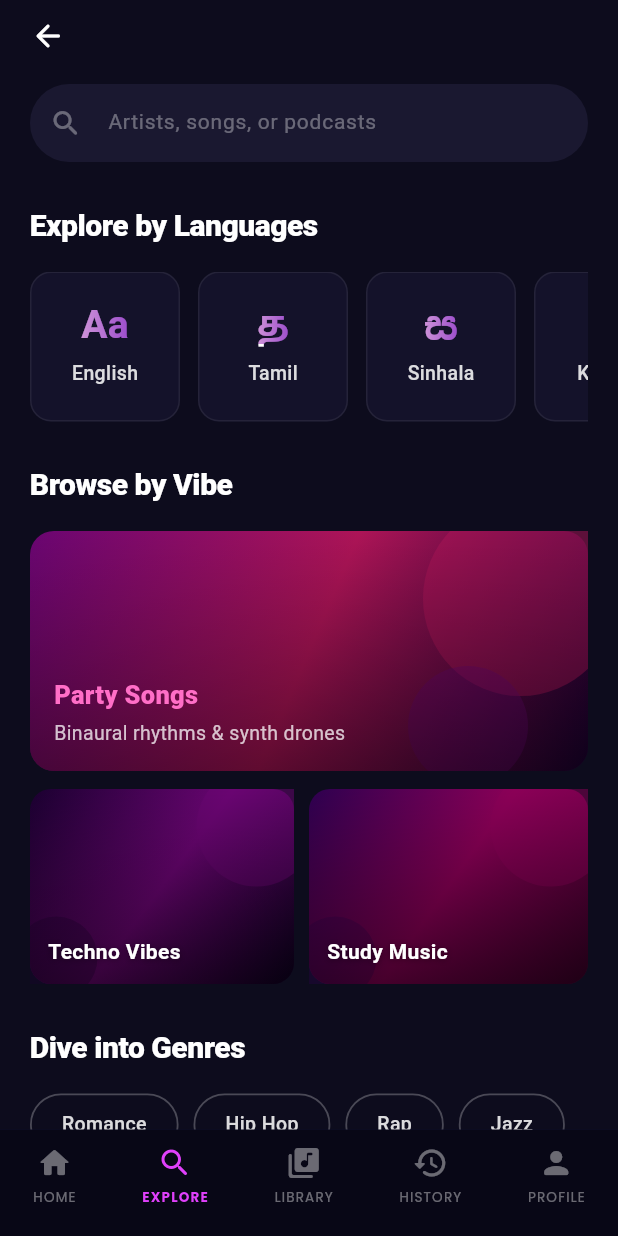
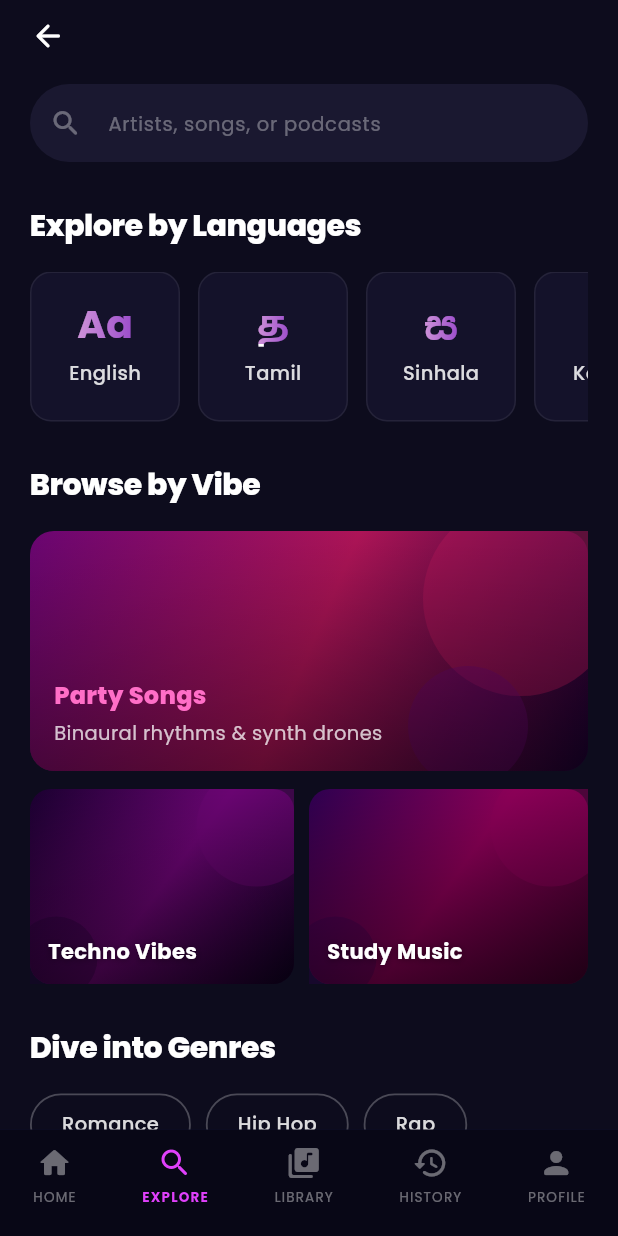
Before and after one commit to niruban-codes/Emora, a Flutter app: the SearchMoodScreen screen opened by its route, on a phone screen of 412 x 824 dp. Run offline on Flutter 3.47's test engine with Material 3 defaults, Android fonts, the phone set to English and light mode, and no system bars; our stand-ins replace cloud_firestore, firebase_auth, firebase_core, fl_chart, flutter_svg, go_router and 3 more; accounts and stored records are empty; network calls fail.

Commit message:
Minor UI changes such as text fonts , size and removed unwanted icons

```diff
--- a/frontend/lib/screens/music/search_mood_screen.dart
+++ b/frontend/lib/screens/music/search_mood_screen.dart
@@ -1,5 +1,6 @@
 import 'package:flutter/material.dart';
 import 'package:go_router/go_router.dart';
+import 'package:google_fonts/google_fonts.dart';
 
 class SearchMoodScreen extends StatefulWidget {
   const SearchMoodScreen({super.key});
@@ -129,12 +130,12 @@ class _SearchMoodScreenState extends State<SearchMoodScreen> {
       ),
       child: TextField(
         controller: _searchController,
-        style: const TextStyle(color: Colors.white, fontSize: 14),
+        style: GoogleFonts.poppins(color: Colors.white, fontSize: 14),
         decoration: InputDecoration(
           hintText: 'Artists, songs, or podcasts',
-          hintStyle: TextStyle(
+          hintStyle: GoogleFonts.poppins(
             color: Colors.white.withOpacity(0.35),
-            fontSize: 14,
+            fontSize: 13,
           ),
           prefixIcon: Icon(
             Icons.search_rounded,
@@ -159,7 +160,7 @@ class _SearchMoodScreenState extends State<SearchMoodScreen> {
       children: [
         Text(
           title,
-          style: const TextStyle(
+          style: GoogleFonts.poppins(
             color: Colors.white,
             fontSize: 20,
             fontWeight: FontWeight.w800,
@@ -171,7 +172,7 @@ class _SearchMoodScreenState extends State<SearchMoodScreen> {
             onTap: onAction,
             child: Text(
               actionLabel,
-              style: const TextStyle(
+              style: GoogleFonts.poppins(
                 color: Color(0xFFCE93D8),
                 fontSize: 13,
                 fontWeight: FontWeight.w500,
@@ -213,7 +214,7 @@ class _SearchMoodScreenState extends State<SearchMoodScreen> {
             ).createShader(bounds),
             child: Text(
               lang.symbol,
-              style: const TextStyle(
+              style: GoogleFonts.poppins(
                 color: Colors.white,
                 fontSize: 26,
                 fontWeight: FontWeight.w700,
@@ -224,7 +225,7 @@ class _SearchMoodScreenState extends State<SearchMoodScreen> {
           const SizedBox(height: 10),
           Text(
             lang.label,
-            style: TextStyle(
+            style: GoogleFonts.poppins(
               color: Colors.white.withOpacity(0.85),
               fontSize: 13,
               fontWeight: FontWeight.w500,
@@ -287,9 +288,9 @@ class _SearchMoodScreenState extends State<SearchMoodScreen> {
                 children: [
                   Text(
                     _featuredVibe['label'] as String,
-                    style: const TextStyle(
+                    style: GoogleFonts.poppins(
                       color: Color(0xFFFF6EC7),
-                      fontSize: 17,
+                      fontSize: 16,
                       fontWeight: FontWeight.w800,
                       letterSpacing: 0.2,
                     ),
@@ -297,7 +298,7 @@ class _SearchMoodScreenState extends State<SearchMoodScreen> {
                   const SizedBox(height: 4),
                   Text(
                     _featuredVibe['subtitle'] as String,
-                    style: TextStyle(
+                    style: GoogleFonts.poppins(
                       color: Colors.white.withOpacity(0.75),
                       fontSize: 13,
                       fontWeight: FontWeight.w400,
@@ -376,7 +377,7 @@ class _SearchMoodScreenState extends State<SearchMoodScreen> {
               right: 8,
               child: Text(
                 vibe['label'] as String,
-                style: const TextStyle(
+                style: GoogleFonts.poppins(
                   color: Colors.white,
                   fontSize: 14,
                   fontWeight: FontWeight.w700,
@@ -426,7 +427,7 @@ class _SearchMoodScreenState extends State<SearchMoodScreen> {
         ),
         child: Text(
           genre,
-          style: TextStyle(
+          style: GoogleFonts.poppins(
             color: Colors.white.withOpacity(0.85),
             fontSize: 13,
             fontWeight: FontWeight.w500,
```
Also changed, not shown: frontend/lib/screens/emotion/result_screen.dart (+12 -12 lines), frontend/lib/screens/music/playlist_details_screen.dart (+50 -31 lines).
